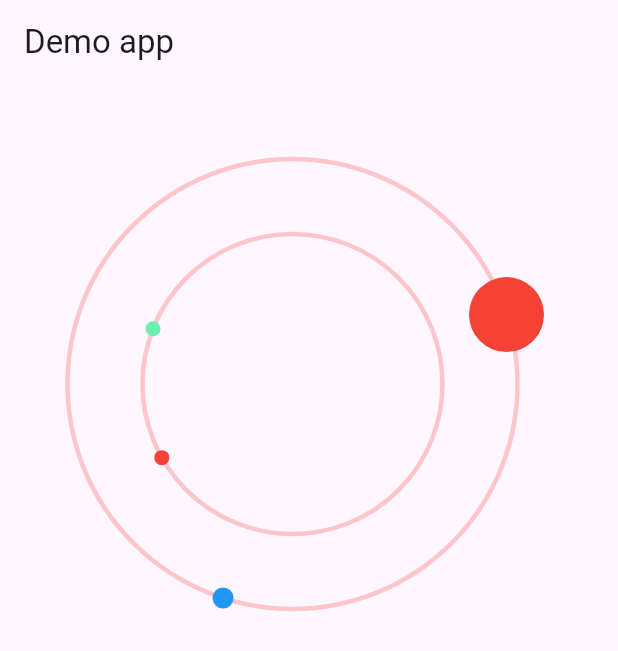
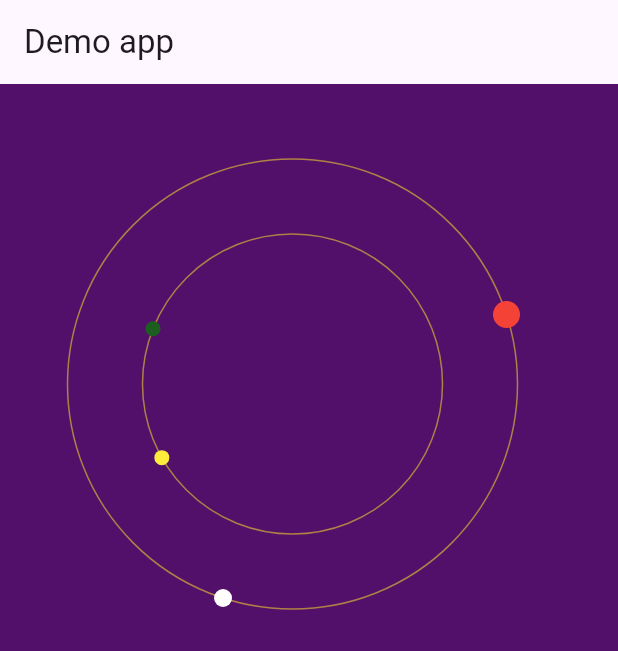
Before and after one commit to paulsayrunjah/code_challange, a Flutter app: the screen it shows after launch, on a phone screen of 412 x 824 dp. Shown: the top 651 px of the screen. Run offline on Flutter 3.47's test engine with Material 2 defaults, Android fonts, the phone set to English and light mode, and no system bars.

Commit message:
Add colors

```diff
--- a/lib/main.dart
+++ b/lib/main.dart
@@ -14,25 +14,10 @@ class MyApp extends StatelessWidget {
     return MaterialApp(
       title: 'Flutter Demo',
       theme: ThemeData(
-        // This is the theme of your application.
-        //
-        // TRY THIS: Try running your application with "flutter run". You'll see
-        // the application has a blue toolbar. Then, without quitting the app,
-        // try changing the seedColor in the colorScheme below to Colors.green
-        // and then invoke "hot reload" (save your changes or press the "hot
-        // reload" button in a Flutter-supported IDE, or press "r" if you used
-        // the command line to start the app).
-        //
-        // Notice that the counter didn't reset back to zero; the application
-        // state is not lost during the reload. To reset the state, use hot
-        // restart instead.
-        //
-        // This works for code too, not just values: Most code changes can be
-        // tested with just a hot reload.
         colorScheme: ColorScheme.fromSeed(seedColor: Colors.deepPurple),
         useMaterial3: true,
       ),
-      home: HomePage(),
+      home: const HomePage(),
     );
   }
 }
--- a/lib/ui/common/animated_circle_view.dart
+++ b/lib/ui/common/animated_circle_view.dart
@@ -1,4 +1,5 @@
 import 'package:flutter/material.dart';
+import 'package:vision_code/ui/common/circular_view.dart';
 import 'package:vision_code/util/app_utils.dart';
 import 'package:vision_code/util/path_painter.dart';
 
@@ -13,6 +14,7 @@ class AnimatedCircleView extends StatefulWidget {
       this.circleTwoColor,
       this.circleOneSize,
       this.circleTwoSize,
+      this.pathColor,
       super.key});
 
   final double? top;
@@ -27,6 +29,8 @@ class AnimatedCircleView extends StatefulWidget {
 
   final Color? circleOneColor;
   final Color? circleTwoColor;
+
+  final Color? pathColor;
 
   @override
   State<AnimatedCircleView> createState() => _AnimatedCircleViewState();
@@ -77,7 +81,7 @@ class _AnimatedCircleViewState extends State<AnimatedCircleView>
           top: top,
           left: left,
           child: CustomPaint(
-            painter: PathPainter(_path),
+            painter: PathPainter(_path, pathColor: widget.pathColor),
           ),
         ),
         Positioned(
@@ -110,26 +114,3 @@ class _AnimatedCircleViewState extends State<AnimatedCircleView>
 }
 
 enum Position { top, left }
-
-class CircularView extends StatelessWidget {
-  const CircularView({
-    super.key,
-    required this.size,
-    required this.color,
-  });
-
-  final double size;
-  final Color color;
-
-  @override
-  Widget build(BuildContext context) {
-    return Container(
-      decoration: BoxDecoration(
-        shape: BoxShape.circle,
-        color: color,
-      ),
-      width: size,
-      height: size,
-    );
-  }
-}
--- /dev/null
+++ b/lib/ui/common/circular_view.dart
@@ -0,0 +1,24 @@
+import 'package:flutter/material.dart';
+
+class CircularView extends StatelessWidget {
+  const CircularView({
+    super.key,
+    required this.size,
+    required this.color,
+  });
+
+  final double size;
+  final Color color;
+
+  @override
+  Widget build(BuildContext context) {
+    return Container(
+      decoration: BoxDecoration(
+        shape: BoxShape.circle,
+        color: color,
+      ),
+      width: size,
+      height: size,
+    );
+  }
+}
--- a/lib/ui/home_page.dart
+++ b/lib/ui/home_page.dart
@@ -1,5 +1,6 @@
 import 'package:flutter/material.dart';
 import 'package:vision_code/ui/common/animated_circle_view.dart';
+import 'package:vision_code/util/app_colors.dart';
 
 class HomePage extends StatefulWidget {
   const HomePage({super.key});
@@ -11,21 +12,24 @@ class HomePage extends StatefulWidget {
 class _HomePageState extends State<HomePage> {
   @override
   Widget build(BuildContext context) => Scaffold(
+        backgroundColor: AppColors.appBgColor,
         appBar: AppBar(
           title: const Text('Demo app'),
         ),
-        body: const Center(
+        body: Center(
           child: Stack(
+            fit: StackFit.loose,
             children: [
               AnimatedCircleView(
-                circleOneSize: 10,
+                circleOneColor: Colors.green.shade900,
+                circleTwoColor: Colors.yellow,
               ),
-              AnimatedCircleView(
+              const AnimatedCircleView(
                 radius: 150,
-                circleOneColor: Colors.blue,
-                circleOneSize: 14,
+                circleOneColor: Colors.white,
+                circleOneSize: 12,
                 circleTwoColor: Colors.red,
-                circleTwoSize: 50.0,
+                circleTwoSize: 18.0,
                 durationDelayForCircleOne: 6000,
                 durationDelayForCircleTwo: 4000,
               ),
--- /dev/null
+++ b/lib/util/app_colors.dart
@@ -0,0 +1,6 @@
+import 'package:flutter/material.dart';
+
+class AppColors {
+  static const appBgColor = Color(0xFF53106A);
+  static const defaultCircleColor = Color(0xFFB07F45);
+}
--- a/lib/util/path_painter.dart
+++ b/lib/util/path_painter.dart
@@ -1,16 +1,18 @@
 import 'package:flutter/material.dart';
+import 'package:vision_code/util/app_colors.dart';
 
 class PathPainter extends CustomPainter {
   Path path;
+  final Color? pathColor;
 
-  PathPainter(this.path);
+  PathPainter(this.path, {this.pathColor});
 
   @override
   void paint(Canvas canvas, Size size) {
     Paint paint = Paint()
-      ..color = Colors.redAccent.withOpacity(0.3)
+      ..color = pathColor ?? AppColors.defaultCircleColor
       ..style = PaintingStyle.stroke
-      ..strokeWidth = 3.0;
+      ..strokeWidth = 1.0;
 
     canvas.drawPath(path, paint);
   }
```
Also changed, not shown: lib/util/circle_painter.dart (deleted, +0 -16 lines).
